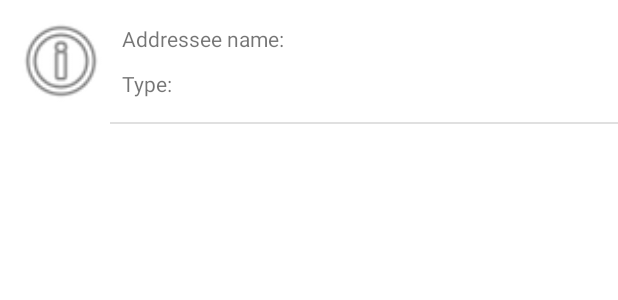
After one commit to idavidkam/weDeliver, an Android app: the layout recycle_package_itme.xml on its own in the app's theme, with its tools: preview values and no code run, on a phone screen of 412 x 824 dp. The commit adds this screen. Shown: the top 300 px of the screen. Run offline under Robolectric (Android 15) with nearby library versions, the phone set to English and light mode, and no system bars.

Commit message:
packages

```diff
--- a/app/src/main/java/app/shipcalc/ActivityLogin.kt
+++ b/app/src/main/java/app/shipcalc/ActivityLogin.kt
@@ -19,7 +19,6 @@ class ActivityLogin : AppCompatActivity() {
     private lateinit var mySharedPreferences: SharedPreferences
     private lateinit var emailET: TextInputEditText
     private lateinit var passwordET: TextInputEditText
-    private val repository: Repository = Repository()
     var mAuto: FirebaseAuth = Firebase.auth
 
     override fun onCreate(savedInstanceState: Bundle?) {
--- a/app/src/main/res/layout/fragment_pick_package.xml
+++ b/app/src/main/res/layout/fragment_pick_package.xml
@@ -23,8 +23,8 @@
             android:textStyle="bold"
             android:textSize="20sp"
             />
-        <ListView
-            android:id="@+id/ListViewPickPackage"
+        <androidx.recyclerview.widget.RecyclerView
+            android:id="@+id/recyclerViewPickPackage"
             android:layout_width="match_parent"
             android:layout_height="match_parent"/>
 
--- /dev/null
+++ b/app/src/main/res/layout/recycle_package_itme.xml
@@ -0,0 +1,63 @@
+<?xml version="1.0" encoding="utf-8"?>
+<androidx.constraintlayout.widget.ConstraintLayout xmlns:android="http://schemas.android.com/apk/res/android"
+    xmlns:app="http://schemas.android.com/apk/res-auto"
+    xmlns:tools="http://schemas.android.com/tools"
+    android:layout_width="match_parent"
+    android:layout_height="wrap_content">
+
+    <ImageView
+        android:id="@+id/imageView_package"
+        android:layout_width="65dp"
+        android:layout_height="65dp"
+        android:layout_marginStart="8dp"
+        android:layout_marginTop="8dp"
+        app:layout_constraintStart_toStartOf="parent"
+        app:layout_constraintTop_toTopOf="parent"
+        app:srcCompat="@android:drawable/ic_menu_info_details" />
+
+    <TextView
+        android:id="@+id/textView3"
+        android:layout_width="wrap_content"
+        android:layout_height="wrap_content"
+        android:layout_marginStart="8dp"
+        android:layout_marginTop="8dp"
+        android:text="Addressee name:"
+        app:layout_constraintStart_toEndOf="@+id/imageView_package"
+        app:layout_constraintTop_toTopOf="@+id/imageView_package" />
+
+    <TextView
+        android:id="@+id/textView2"
+        android:layout_width="wrap_content"
+        android:layout_height="wrap_content"
+        android:layout_marginBottom="8dp"
+        android:text="Type:"
+        app:layout_constraintBottom_toBottomOf="@+id/imageView_package"
+        app:layout_constraintStart_toStartOf="@+id/textView3" />
+
+    <TextView
+        android:id="@+id/textView_addressee_name"
+        android:layout_width="wrap_content"
+        android:layout_height="wrap_content"
+        android:layout_marginStart="8dp"
+        android:textColor="#000000"
+        app:layout_constraintStart_toEndOf="@+id/textView3"
+        app:layout_constraintTop_toTopOf="@+id/textView3" />
+
+    <TextView
+        android:id="@+id/textView_package_type"
+        android:layout_width="wrap_content"
+        android:layout_height="wrap_content"
+        android:layout_marginStart="8dp"
+        android:textColor="#000000"
+        app:layout_constraintStart_toEndOf="@+id/textView2"
+        app:layout_constraintTop_toTopOf="@+id/textView2" />
+
+    <View
+        android:id="@+id/divider"
+        android:layout_width="409dp"
+        android:layout_height="1dp"
+        android:layout_marginTop="8dp"
+        android:background="?android:attr/listDivider"
+        app:layout_constraintStart_toEndOf="@+id/imageView_package"
+        app:layout_constraintTop_toBottomOf="@+id/imageView_package" />
+</androidx.constraintlayout.widget.ConstraintLayout>
```
Also changed, not shown: app/src/main/java/app/shipcalc/FragmentPickPackage.kt (+9 -0 lines), app/src/main/java/app/shipcalc/Repository.kt (+5 -43 lines).
